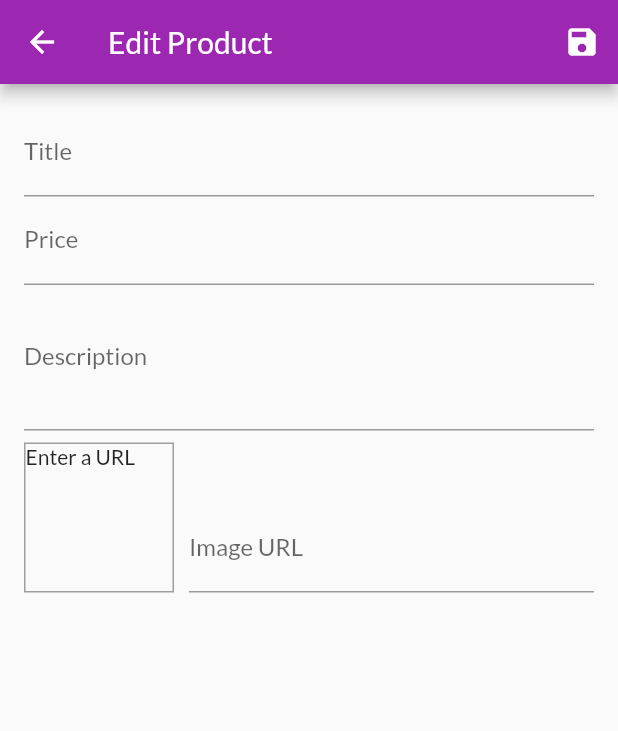
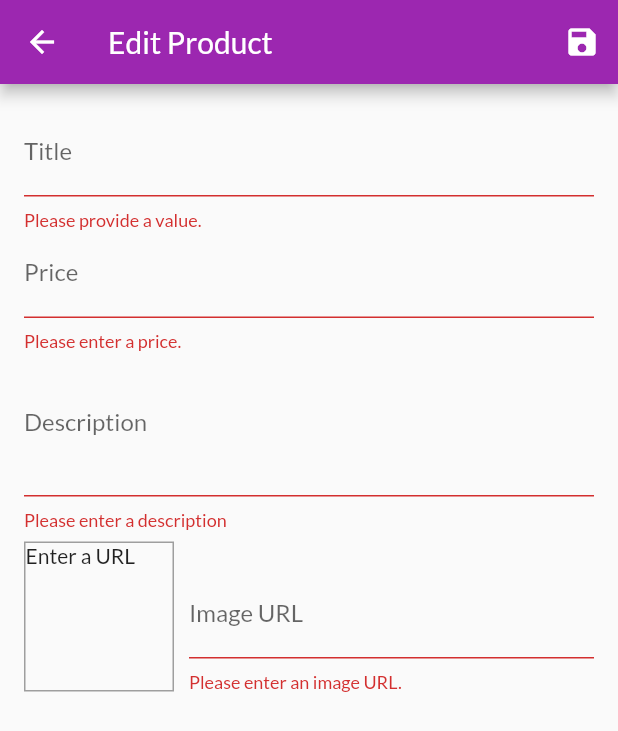
Before and after one commit to rendystdy/flutter_myshop, a Flutter app: the EditProductScreen screen opened by its route, after a tap on the "save" icon, on a phone screen of 412 x 824 dp. Shown: the top 731 px of the screen. Run offline on Flutter 3.47's test engine with Material 2 defaults, Android fonts, the phone set to English and light mode, and no system bars; network calls fail.

Commit message:
Refactor: Saving new products

```diff
--- a/lib/providers/products.dart
+++ b/lib/providers/products.dart
@@ -50,8 +50,14 @@ class Products with ChangeNotifier {
     return _items.firstWhere((prod) => prod.id == id);
   }
 
-  void addProduct() {
-    // _items.add(value);
+  void addProduct(Product product) {
+    final newProduct = Product(
+        id: DateTime.now().toString(),
+        title: product.title,
+        description: product.description,
+        price: product.price,
+        imageUrl: product.imageUrl);
+    _items.add(newProduct);
     notifyListeners();
   }
 }
--- a/lib/screens/edit_product_screen.dart
+++ b/lib/screens/edit_product_screen.dart
@@ -1,5 +1,8 @@
 import 'package:flutter/material.dart';
+import 'package:provider/provider.dart';
+
 import '../providers/product.dart';
+import '../providers/products.dart';
 
 class EditProductScreen extends StatefulWidget {
   static const routeName = '/edit-product';
@@ -41,16 +44,25 @@ class _EditProductScreenState extends State<EditProductScreen> {
 
   void _updateImageUrl() {
     if (!_imageUrlFocusNode.hasFocus) {
+      if ((!_imageUrlController.text.startsWith('http') &&
+              !_imageUrlController.text.startsWith('https')) ||
+          (!_imageUrlController.text.endsWith('.jpg') &&
+              !_imageUrlController.text.endsWith('.png') &&
+              !_imageUrlController.text.endsWith('.jpeg'))) {
+        return;
+      }
       setState(() {});
     }
   }
 
   void _saveForm() {
+    final isValid = _form.currentState.validate();
+    if (!isValid) {
+      return;
+    }
     _form.currentState.save();
-    print(_editedProduct.title);
-    print(_editedProduct.price);
-    print(_editedProduct.imageUrl);
-    print(_editedProduct.description);
+    Provider.of<Products>(context, listen: false).addProduct(_editedProduct);
+    Navigator.of(context).pop();
   }
 
   @override
@@ -74,6 +86,13 @@ class _EditProductScreenState extends State<EditProductScreen> {
                   onFieldSubmitted: (_) {
                     FocusScope.of(context).requestFocus(_priceFocusNode);
                   },
+                  validator: (value) {
+                    if (value.isEmpty) {
+                      return 'Please provide a value.';
+                    }
+
+                    return null;
+                  },
                   onSaved: (value) {
                     _editedProduct = Product(
                       title: value,
@@ -92,6 +111,21 @@ class _EditProductScreenState extends State<EditProductScreen> {
                   onFieldSubmitted: (_) {
                     FocusScope.of(context).requestFocus(_descriptionFocusNode);
                   },
+                  validator: (value) {
+                    if (value.isEmpty) {
+                      return 'Please enter a price.';
+                    }
+
+                    if (double.tryParse(value) == null) {
+                      return 'Please enter a valid number.';
+                    }
+
+                    if (double.parse(value) <= 0) {
+                      return 'Please enter a number greater than zero';
+                    }
+
+                    return null;
+                  },
                   onSaved: (value) {
                     _editedProduct = Product(
                       title: _editedProduct.title,
@@ -107,6 +141,17 @@ class _EditProductScreenState extends State<EditProductScreen> {
                   keyboardType: TextInputType.multiline,
                   maxLines: 3,
                   focusNode: _descriptionFocusNode,
+                  validator: (value) {
+                    if (value.isEmpty) {
+                      return 'Please enter a description';
+                    }
+
+                    if (value.length < 10) {
+                      return 'Should be at least 10 characters long.';
+                    }
+
+                    return null;
+                  },
                   onSaved: (value) {
                     _editedProduct = Product(
                       title: _editedProduct.title,
@@ -150,6 +195,23 @@ class _EditProductScreenState extends State<EditProductScreen> {
                           _saveForm();
                         },
                         focusNode: _imageUrlFocusNode,
+                        validator: (value) {
+                          if (value.isEmpty) {
+                            return 'Please enter an image URL.';
+                          }
+
+                          if (!value.startsWith('http') ||
+                              !value.startsWith('https')) {
+                            return 'Please enter a valid URL.';
+                          }
+
+                          if (!value.endsWith('.jpg') &&
+                              !value.endsWith('.png')) {
+                            return 'Please enter a valid image URL.';
+                          }
+
+                          return null;
+                        },
                         onSaved: (value) {
                           _editedProduct = Product(
                             title: _editedProduct.title,
```
